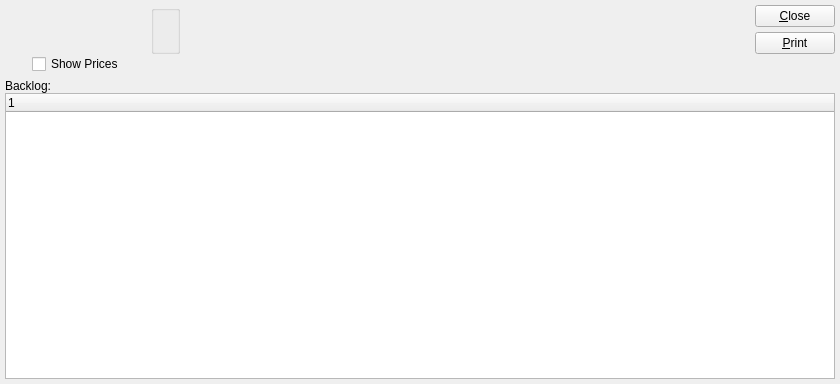
WooodHead/xtuple, file xtuple/trunk/guiclient/dspBacklogByItem.ui: the form before one commit.
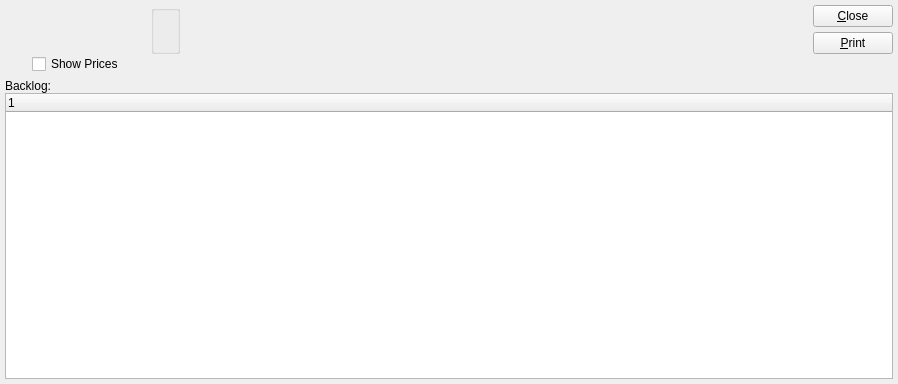
The form after the commit. Custom widgets are drawn as their Qt base class.

```diff
--- a/xtuple/trunk/guiclient/dspBacklogByItem.ui
+++ b/xtuple/trunk/guiclient/dspBacklogByItem.ui
@@ -5,7 +5,7 @@
    <rect>
     <x>0</x>
     <y>0</y>
-    <width>840</width>
+    <width>898</width>
     <height>384</height>
    </rect>
   </property>
```
Left out of the diff: 1 changed line with no effect on the pictures.
